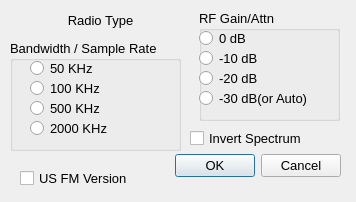
The window that unixforms/sdrsetupdlg.ui (rafael2k/CuteSDR) describes before a commit, drawn with Qt 5.
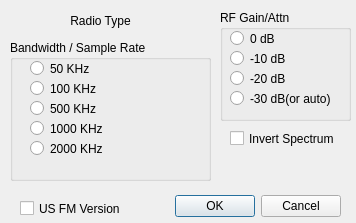
The same window after the commit.

```diff
--- a/unixforms/sdrsetupdlg.ui
+++ b/unixforms/sdrsetupdlg.ui
@@ -7,7 +7,7 @@
     <x>0</x>
     <y>0</y>
     <width>356</width>
-    <height>202</height>
+    <height>223</height>
    </rect>
   </property>
   <property name="windowTitle">
@@ -17,16 +17,11 @@
    <property name="geometry">
     <rect>
      <x>150</x>
-     <y>150</y>
+     <y>190</y>
      <width>191</width>
      <height>32</height>
     </rect>
    </property>
-   <property name="font">
-    <font>
-     <pointsize>10</pointsize>
-    </font>
-   </property>
    <property name="orientation">
     <enum>Qt::Horizontal</enum>
    </property>
@@ -39,15 +34,10 @@
     <rect>
      <x>10</x>
      <y>40</y>
-     <width>171</width>
-     <height>111</height>
+     <width>201</width>
+     <height>141</height>
     </rect>
    </property>
-   <property name="font">
-    <font>
-     <pointsize>10</pointsize>
-    </font>
-   </property>
    <property name="title">
     <string>Bandwidth / Sample Rate</string>
    </property>
@@ -100,6 +90,19 @@
      </rect>
     </property>
     <property name="text">
+     <string>1000 KHz</string>
+    </property>
+   </widget>
+   <widget class="QRadioButton" name="radioButtonRate4">
+    <property name="geometry">
+     <rect>
+      <x>20</x>
+      <y>100</y>
+      <width>171</width>
+      <height>17</height>
+     </rect>
+    </property>
+    <property name="text">
      <string>2000 KHz</string>
     </property>
    </widget>
@@ -107,24 +110,19 @@
   <widget class="QGroupBox" name="groupBoxGain">
    <property name="geometry">
     <rect>
-     <x>199</x>
+     <x>220</x>
      <y>10</y>
-     <width>141</width>
+     <width>131</width>
      <height>111</height>
     </rect>
    </property>
-   <property name="font">
-    <font>
-     <pointsize>10</pointsize>
-    </font>
-   </property>
    <property name="title">
     <string>RF Gain/Attn</string>
    </property>
    <widget class="QRadioButton" name="radioButtonAttn0">
     <property name="geometry">
      <rect>
-      <x>0</x>
+      <x>10</x>
       <y>20</y>
       <width>82</width>
       <height>17</height>
@@ -137,7 +135,7 @@
    <widget class="QRadioButton" name="radioButtonAttn10">
     <property name="geometry">
      <rect>
-      <x>0</x>
+      <x>10</x>
       <y>40</y>
       <width>82</width>
       <height>17</height>
@@ -150,7 +148,7 @@
    <widget class="QRadioButton" name="radioButtonAttn20">
     <property name="geometry">
      <rect>
-      <x>0</x>
+      <x>10</x>
       <y>60</y>
       <width>82</width>
       <height>17</height>
@@ -163,31 +161,26 @@
    <widget class="QRadioButton" name="radioButtonAttn30">
     <property name="geometry">
      <rect>
-      <x>0</x>
+      <x>10</x>
       <y>80</y>
-      <width>141</width>
+      <width>121</width>
       <height>17</height>
      </rect>
     </property>
     <property name="text">
-     <string>-30 dB(or Auto)</string>
+     <string>-30 dB(or auto)</string>
     </property>
    </widget>
   </widget>
   <widget class="QLabel" name="labelRadioType">
    <property name="geometry">
     <rect>
-     <x>30</x>
+     <x>40</x>
      <y>10</y>
-     <width>141</width>
+     <width>121</width>
      <height>21</height>
     </rect>
    </property>
-   <property name="font">
-    <font>
-     <pointsize>10</pointsize>
-    </font>
-   </property>
    <property name="frameShape">
     <enum>QFrame::NoFrame</enum>
    </property>
@@ -201,17 +194,12 @@
   <widget class="QCheckBox" name="checkBoxInvert">
    <property name="geometry">
     <rect>
-     <x>190</x>
+     <x>230</x>
      <y>130</y>
-     <width>151</width>
+     <width>121</width>
      <height>17</height>
     </rect>
    </property>
-   <property name="font">
-    <font>
-     <pointsize>10</pointsize>
-    </font>
-   </property>
    <property name="text">
     <string>Invert Spectrum</string>
    </property>
@@ -220,16 +208,11 @@
    <property name="geometry">
     <rect>
      <x>20</x>
-     <y>170</y>
-     <width>141</width>
+     <y>200</y>
+     <width>111</width>
      <height>17</height>
     </rect>
    </property>
-   <property name="font">
-    <font>
-     <pointsize>10</pointsize>
-    </font>
-   </property>
    <property name="text">
     <string>US FM Version</string>
    </property>
```
